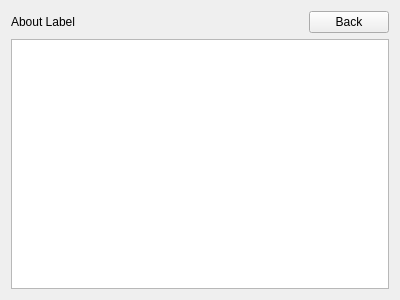
Qt form ui/page00about.ui (nrosenstein-c4d/c4d-plugin-installer) before a commit.
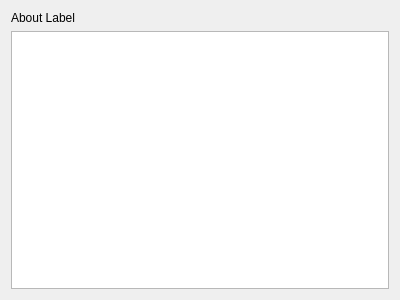
The same form after that commit.

Commit message: implement switch between ABout and current main page

What changed in the file:
```diff
--- a/ui/page00about.ui
+++ b/ui/page00about.ui
@@ -15,28 +15,11 @@
   </property>
   <layout class="QVBoxLayout" name="verticalLayout">
    <item>
-    <layout class="QHBoxLayout" name="horizontalLayout">
-     <item>
       <widget class="QLabel" name="label">
        <property name="text">
         <string>About Label</string>
        </property>
       </widget>
-     </item>
-     <item>
-      <widget class="QPushButton" name="backButton">
-       <property name="sizePolicy">
-        <sizepolicy hsizetype="Fixed" vsizetype="Fixed">
-         <horstretch>0</horstretch>
-         <verstretch>0</verstretch>
-        </sizepolicy>
-       </property>
-       <property name="text">
-        <string>Back</string>
-       </property>
-      </widget>
-     </item>
-    </layout>
    </item>
    <item>
     <widget class="QPlainTextEdit" name="textView">
```
Lines whose indentation alone changed are shown as unchanged. The commit also changes 1 other file.
